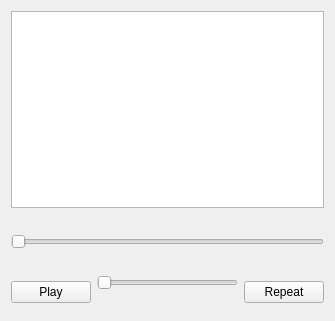
This is mplayer.ui in Samsebamse/mPlayer as Qt 5 draws it before an edit. The edited form follows.
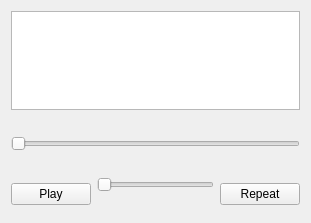
This is the edited form.

Diff of the .ui file:
```diff
--- a/mplayer.ui
+++ b/mplayer.ui
@@ -6,8 +6,8 @@
    <rect>
     <x>0</x>
     <y>0</y>
-    <width>335</width>
-    <height>321</height>
+    <width>311</width>
+    <height>223</height>
    </rect>
   </property>
   <property name="windowTitle">
@@ -21,14 +21,7 @@
     <item>
      <layout class="QVBoxLayout" name="verticalLayout_2">
       <item>
-       <widget class="QTreeView" name="treeView">
-        <property name="enabled">
-         <bool>true</bool>
-        </property>
-        <property name="styleSheet">
-         <string notr="true"/>
-        </property>
-       </widget>
+       <widget class="QListWidget" name="listWidget"/>
       </item>
       <item>
        <widget class="QLabel" name="labelSonginfo">
```
